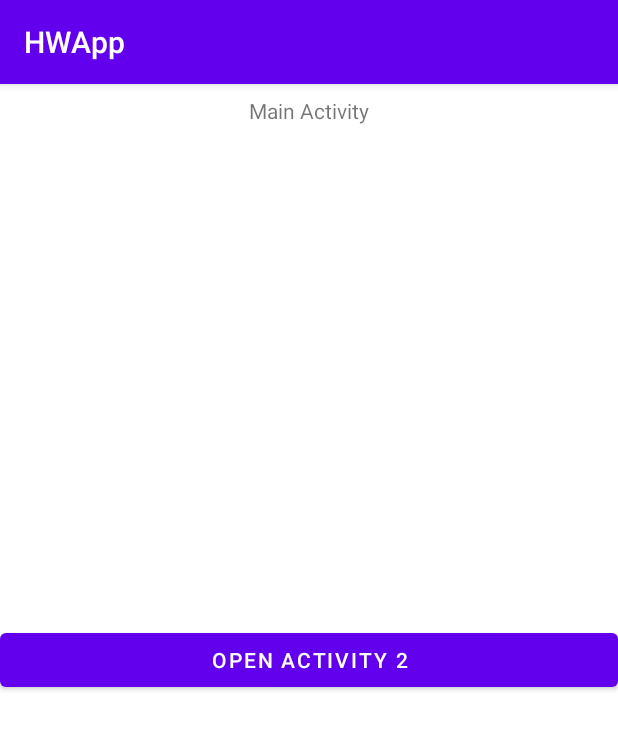
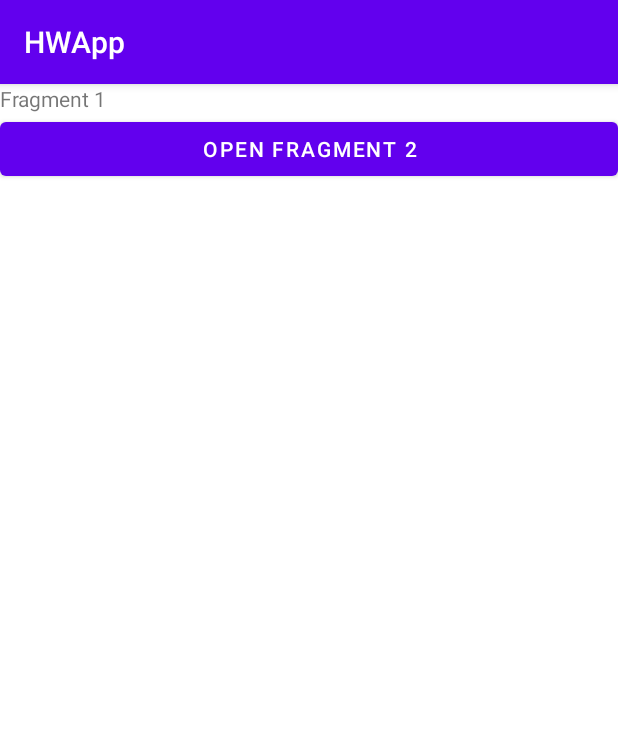
Before and after one commit to alexey-chaichuk/HWApp, an Android app: the screen it shows after launch (MainActivity before the commit, FragmentActivity after it), on a phone screen of 412 x 824 dp. Shown: the top 729 px of the screen. Run offline under Robolectric (Android 15) with nearby library versions, the phone set to English and light mode, and no system bars.

Commit message:
added fragmentActivity and 3 fragments

```diff
--- a/app/build.gradle
+++ b/app/build.gradle
@@ -39,6 +39,7 @@ dependencies {
     implementation 'androidx.appcompat:appcompat:1.2.0'
     implementation 'com.google.android.material:material:1.2.1'
     implementation 'androidx.constraintlayout:constraintlayout:2.0.4'
+    implementation 'androidx.legacy:legacy-support-v4:1.0.0'
     testImplementation 'junit:junit:4.+'
     androidTestImplementation 'androidx.test.ext:junit:1.1.2'
     androidTestImplementation 'androidx.test.espresso:espresso-core:3.3.0'
--- /dev/null
+++ b/app/src/main/java/ru/chaichuk/hwapp/FragmentActivity.kt
@@ -0,0 +1,11 @@
+package ru.chaichuk.hwapp
+
+import androidx.appcompat.app.AppCompatActivity
+import android.os.Bundle
+
+class FragmentActivity : AppCompatActivity() {
+    override fun onCreate(savedInstanceState: Bundle?) {
+        super.onCreate(savedInstanceState)
+        setContentView(R.layout.activity_fragment)
+    }
+}
--- /dev/null
+++ b/app/src/main/java/ru/chaichuk/hwapp/fragments/Fragment1.kt
@@ -0,0 +1,72 @@
+package ru.chaichuk.hwapp.fragments
+
+import android.os.Bundle
+import androidx.fragment.app.Fragment
+import android.view.LayoutInflater
+import android.view.View
+import android.view.ViewGroup
+import android.widget.Button
+import ru.chaichuk.hwapp.R
+
+// TODO: Rename parameter arguments, choose names that match
+// the fragment initialization parameters, e.g. ARG_ITEM_NUMBER
+private const val ARG_PARAM1 = "param1"
+private const val ARG_PARAM2 = "param2"
+
+/**
+ * A simple [Fragment] subclass.
+ * Use the [Fragment1.newInstance] factory method to
+ * create an instance of this fragment.
+ */
+class Fragment1 : Fragment() {
+    // TODO: Rename and change types of parameters
+    private var param1: String? = null
+    private var param2: String? = null
+
+    override fun onCreate(savedInstanceState: Bundle?) {
+        super.onCreate(savedInstanceState)
+        arguments?.let {
+            param1 = it.getString(ARG_PARAM1)
+            param2 = it.getString(ARG_PARAM2)
+        }
+    }
+
+    override fun onCreateView(
+        inflater: LayoutInflater, container: ViewGroup?,
+        savedInstanceState: Bundle?
+    ): View? {
+        // Inflate the layout for this fragment
+        return inflater.inflate(R.layout.fragment_1, container, false)
+    }
+
+    override fun onStart() {
+        super.onStart()
+        val btnFr1OpenFr2 = view!!.findViewById<Button>(R.id.btnFr1OpenFr2)
+        btnFr1OpenFr2.setOnClickListener {
+            activity!!.supportFragmentManager.beginTransaction()
+                .replace(R.id.fragmentContainer, Fragment2())
+                .addToBackStack(null)
+                .commit()
+        }
+    }
+
+    companion object {
+        /**
+         * Use this factory method to create a new instance of
+         * this fragment using the provided parameters.
+         *
+         * @param param1 Parameter 1.
+         * @param param2 Parameter 2.
+         * @return A new instance of fragment Fragment1.
+         */
+        // TODO: Rename and change types and number of parameters
+        @JvmStatic
+        fun newInstance(param1: String, param2: String) =
+            Fragment1().apply {
+                arguments = Bundle().apply {
+                    putString(ARG_PARAM1, param1)
+                    putString(ARG_PARAM2, param2)
+                }
+            }
+    }
+}
--- /dev/null
+++ b/app/src/main/res/layout/activity_fragment.xml
@@ -0,0 +1,19 @@
+<?xml version="1.0" encoding="utf-8"?>
+<androidx.constraintlayout.widget.ConstraintLayout xmlns:android="http://schemas.android.com/apk/res/android"
+    xmlns:app="http://schemas.android.com/apk/res-auto"
+    xmlns:tools="http://schemas.android.com/tools"
+    android:layout_width="match_parent"
+    android:layout_height="match_parent"
+    tools:context=".FragmentActivity">
+
+    <fragment
+        android:id="@+id/fragmentContainer"
+        android:name="ru.chaichuk.hwapp.fragments.Fragment1"
+        android:layout_width="0dp"
+        android:layout_height="0dp"
+        app:layout_constraintBottom_toBottomOf="parent"
+        app:layout_constraintEnd_toEndOf="parent"
+        app:layout_constraintStart_toStartOf="parent"
+        app:layout_constraintTop_toTopOf="parent" />
+
+</androidx.constraintlayout.widget.ConstraintLayout>
--- /dev/null
+++ b/app/src/main/res/layout/fragment_1.xml
@@ -0,0 +1,25 @@
+<?xml version="1.0" encoding="utf-8"?>
+<FrameLayout xmlns:android="http://schemas.android.com/apk/res/android"
+    xmlns:tools="http://schemas.android.com/tools"
+    android:layout_width="match_parent"
+    android:layout_height="match_parent"
+    tools:context=".fragments.Fragment1">
+
+    <LinearLayout
+        android:layout_width="match_parent"
+        android:layout_height="match_parent"
+        android:orientation="vertical">
+
+        <TextView
+            android:id="@+id/textView4"
+            android:layout_width="match_parent"
+            android:layout_height="wrap_content"
+            android:text="Fragment 1" />
+
+        <Button
+            android:id="@+id/btnFr1OpenFr2"
+            android:layout_width="match_parent"
+            android:layout_height="wrap_content"
+            android:text="Open Fragment 2" />
+    </LinearLayout>
+</FrameLayout>
--- a/app/src/main/res/values/strings.xml
+++ b/app/src/main/res/values/strings.xml
@@ -1,3 +1,5 @@
 <resources>
     <string name="app_name">HWApp</string>
+    <!-- TODO: Remove or change this placeholder text -->
+    <string name="hello_blank_fragment">Hello blank fragment</string>
 </resources>
```
Also changed, not shown: app/src/main/AndroidManifest.xml (+9 -2 lines), app/src/main/java/ru/chaichuk/hwapp/fragments/Fragment2.kt (added, +80 -0 lines), app/src/main/java/ru/chaichuk/hwapp/fragments/Fragment3.kt (added, +80 -0 lines), app/src/main/res/layout/fragment_2.xml (added, +31 -0 lines), app/src/main/res/layout/fragment_3.xml (added, +31 -0 lines).
